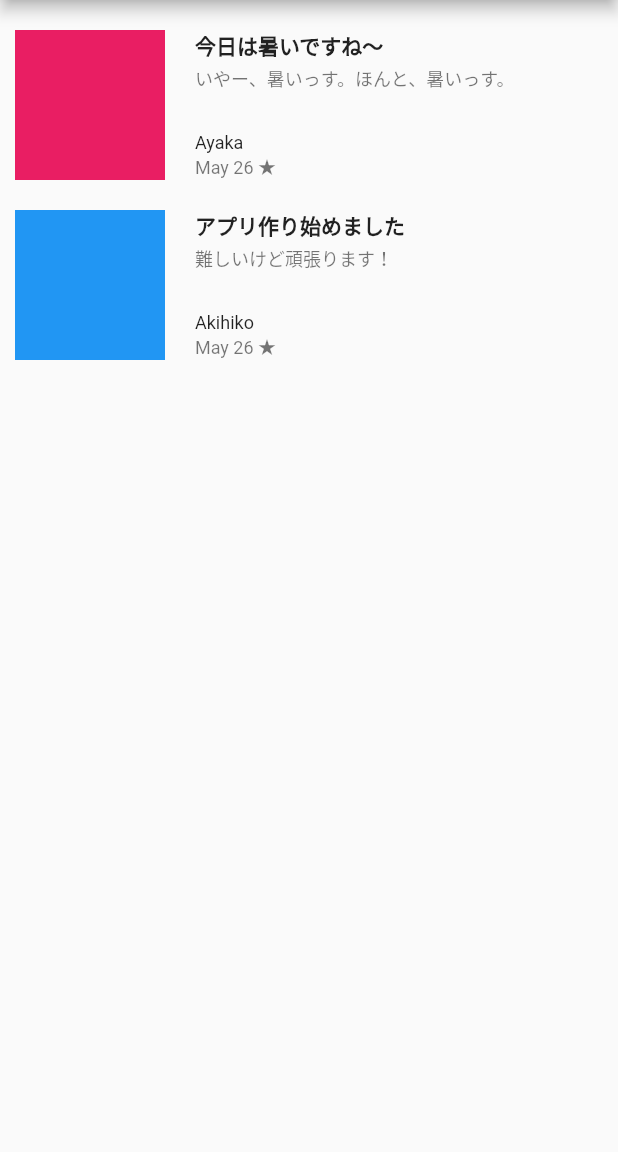
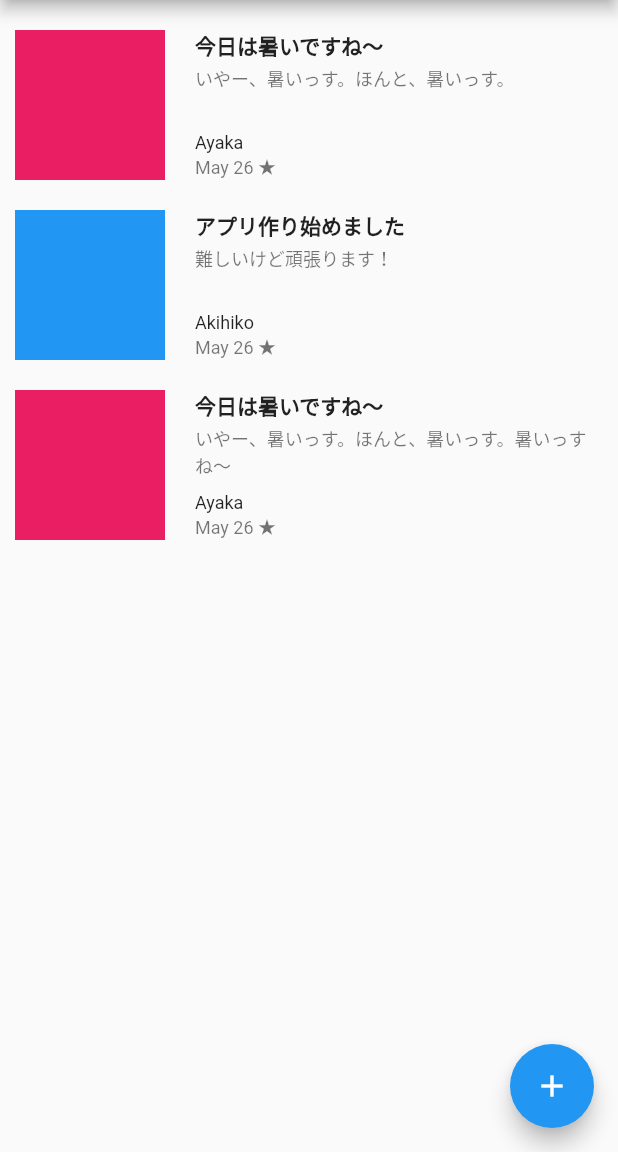
Before and after one commit to nishikigoi/ournote, a Flutter app: the screen it shows after launch, on a phone screen of 412 x 824 dp, the part 84-1236 px from its top. Run offline on Flutter 3.47's test engine with Material 2 defaults, Android fonts, the phone set to English and light mode, and no system bars.

Commit message:
add floating button

```diff
--- a/lib/main.dart
+++ b/lib/main.dart
@@ -147,13 +147,18 @@ class _MyHomePageState extends State<MyHomePage> {
    return Scaffold(
      appBar: AppBar(title: Text('Our Note')),
      body: _buildBody(context),
+     floatingActionButton: FloatingActionButton(
+         onPressed: () {
+           // Add your onPressed code here!
+         },
+         child: Icon(Icons.add),
+         backgroundColor: Colors.blue,
+     ),
    );
   }
 
   Widget _buildBody(BuildContext context) {
-    return ListView(
-      padding: const EdgeInsets.all(10.0),
-      children: <Widget>[
+    List<Widget> _articles = <Widget>[
         CustomListItemTwo(
           thumbnail: Container(
             decoration: const BoxDecoration(color: Colors.pink),
@@ -173,7 +178,22 @@ class _MyHomePageState extends State<MyHomePage> {
           author: 'Akihiko',
           publishDate: 'May 26',
         ),
-      ],
+    ];
+
+    _articles.add(CustomListItemTwo(
+          thumbnail: Container(
+            decoration: const BoxDecoration(color: Colors.pink),
+          ),
+          title: '今日は暑いですね〜',
+          subtitle: 'いやー、暑いっす。'
+              'ほんと、暑いっす。暑いっすね〜',
+          author: 'Ayaka',
+          publishDate: 'May 26',
+        ));
+
+    return ListView(
+      padding: const EdgeInsets.all(10.0),
+      children: _articles,
     );
   }
 }
```
